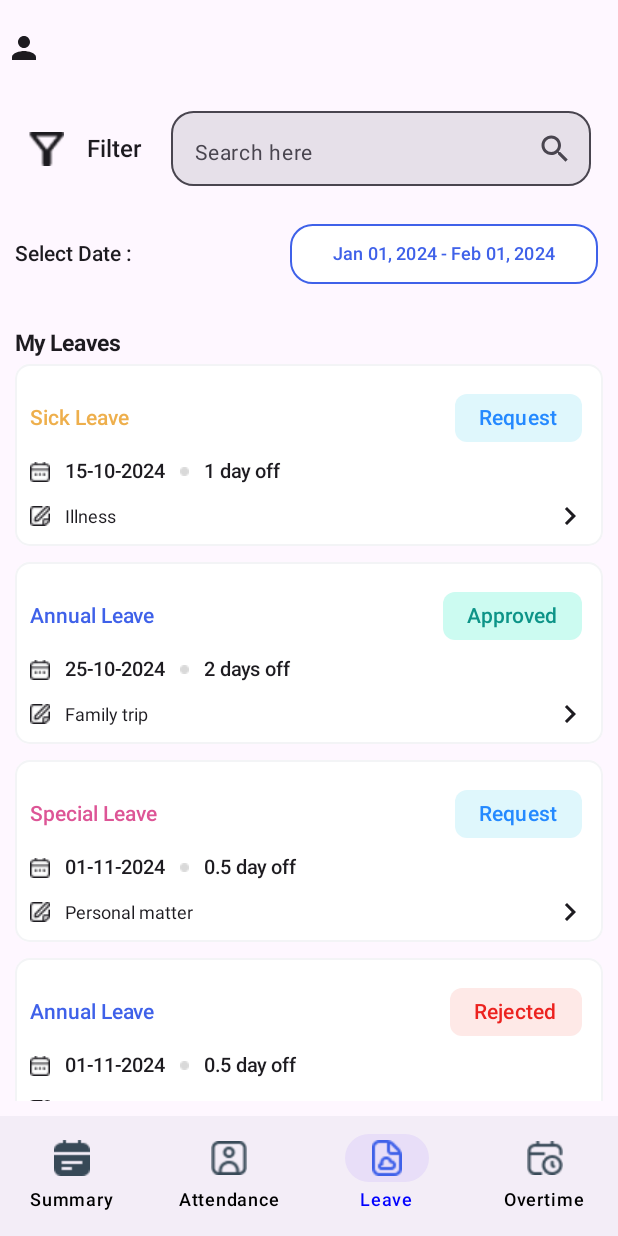
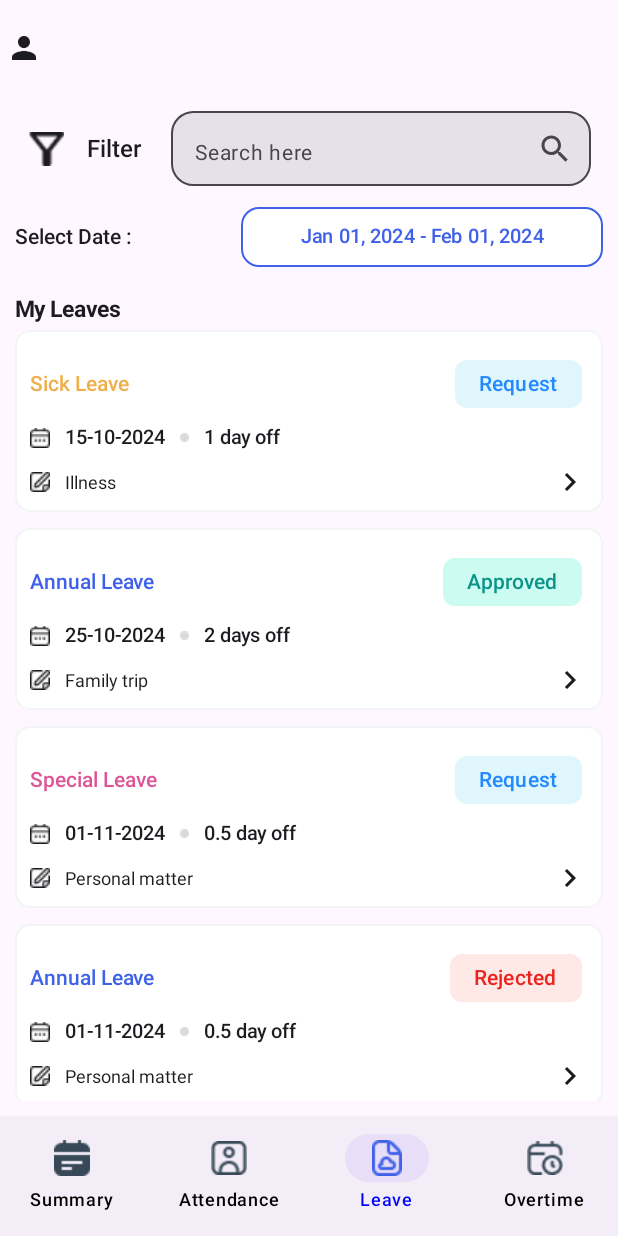
Before and after one commit to theaoudom/PreWeHr, an Android app built with Jetpack Compose: the LeaveScreen screen opened through its navigation route, on a phone screen of 412 x 824 dp. Run offline under Robolectric (Android 15) with nearby library versions, the phone set to English and light mode, and no system bars.

Commit message:
leave screen done 80%

```diff
--- a/app/src/main/java/com/hrd/wehr_project/ui/screen/leave/DatePicker.kt
+++ b/app/src/main/java/com/hrd/wehr_project/ui/screen/leave/DatePicker.kt
@@ -14,12 +14,12 @@ import androidx.compose.material3.DatePicker
 import androidx.compose.material3.rememberDatePickerState
 import androidx.compose.material3.DatePickerDialog
 import androidx.compose.ui.res.colorResource
+import androidx.compose.ui.text.font.FontWeight
 import androidx.compose.ui.text.style.TextAlign
 import androidx.compose.ui.tooling.preview.Preview
 import com.hrd.wehr_project.R
 
 @OptIn(ExperimentalMaterial3Api::class)
-@Preview
 @Composable
 fun DateRangePicker() {
     var startDateMillis by remember { mutableStateOf<Long?>(null) }
@@ -28,11 +28,12 @@ fun DateRangePicker() {
 
     Column(
         verticalArrangement = Arrangement.spacedBy(2.dp),
-       modifier = Modifier.padding(3.dp,15.dp)
+        // modifier = modifier
     ) {
         // Custom Button to display selected date range
         CustomDateRangeButton(
-                       onClick = { showDatePicker = true }
+
+            onClick = { showDatePicker = true },
         )
 
         // Show the DatePickerDialog when the button is clicked
@@ -56,7 +57,7 @@ fun DateRangePicker() {
                 }
             ) {
 
-                    DatePicker(state = datePickerState)
+                DatePicker(state = datePickerState)
 
             }
         }
@@ -64,19 +65,20 @@ fun DateRangePicker() {
 }
 
 @Composable
-fun CustomDateRangeButton( onClick: () -> Unit) {
+fun CustomDateRangeButton(onClick: () -> Unit) {
     Button(
         onClick = onClick,
         modifier = Modifier
-            .width(205.dp)
-            .height(40.dp).padding(0.dp),
-        shape = RoundedCornerShape(15.dp),
+        ,     shape = RoundedCornerShape(12.dp),
         border = BorderStroke(1.dp, color = colorResource(id = R.color.button_color)),
         colors = ButtonDefaults.buttonColors(containerColor = Color.White)
     ) {
         Text(
             text = "Jan 01, 2024 - Feb 01, 2024",
-            fontSize = 12.sp,
+            fontSize = 13.sp,
+            fontWeight = FontWeight.Medium,
+            textAlign = TextAlign.Center,
+            modifier = Modifier.padding(15.dp,0.dp),
 
             color = colorResource(id = R.color.button_color)
         )
--- a/app/src/main/java/com/hrd/wehr_project/ui/screen/leave/SearchBar.kt
+++ b/app/src/main/java/com/hrd/wehr_project/ui/screen/leave/SearchBar.kt
@@ -36,7 +36,7 @@ fun SearchBar(
                 "Search here",
                 fontWeight = FontWeight.Normal,
                 fontSize = 14.sp,
-          //      color = colorResource(id = R.color.search_text_color) // Ensure the placeholder is visible
+              // color = colorResource(id = R.color.search_text_color) // Ensure the placeholder is visible
             )
         },
         trailingIcon = {
```
